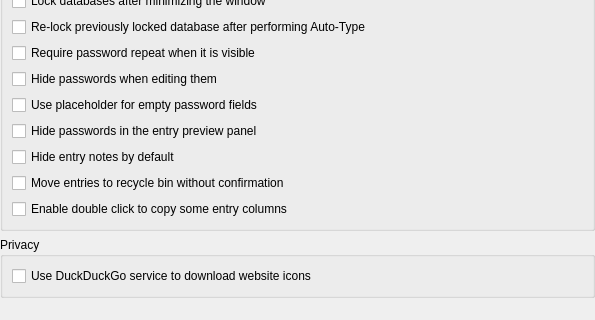
Old version of the form src/gui/ApplicationSettingsWidgetSecurity.ui in the repository keepassxreboot/keepassxc; both pictures show x 0 to 595 and y 247 to 567 of the 595 by 567 pixel window.
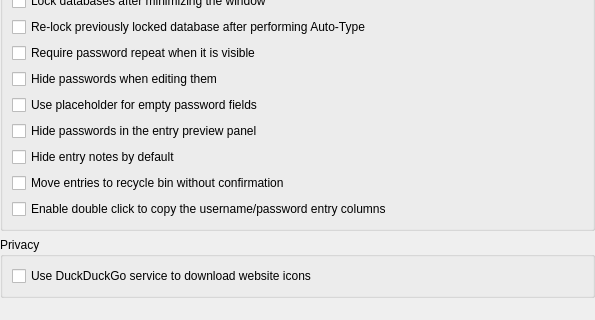
New version of the form.

Commit message: improve descriptive text for the checkbox

Diff of the .ui file:
```diff
--- a/src/gui/ApplicationSettingsWidgetSecurity.ui
+++ b/src/gui/ApplicationSettingsWidgetSecurity.ui
@@ -267,7 +267,7 @@
       <item>
        <widget class="QCheckBox" name="EnableCopyOnDoubleClickCheckBox">
         <property name="text">
-         <string>Enable double click to copy some entry columns</string>
+         <string>Enable double click to copy the username/password entry columns</string>
         </property>
        </widget>
       </item>
```
The commit also changes 1 other file.
